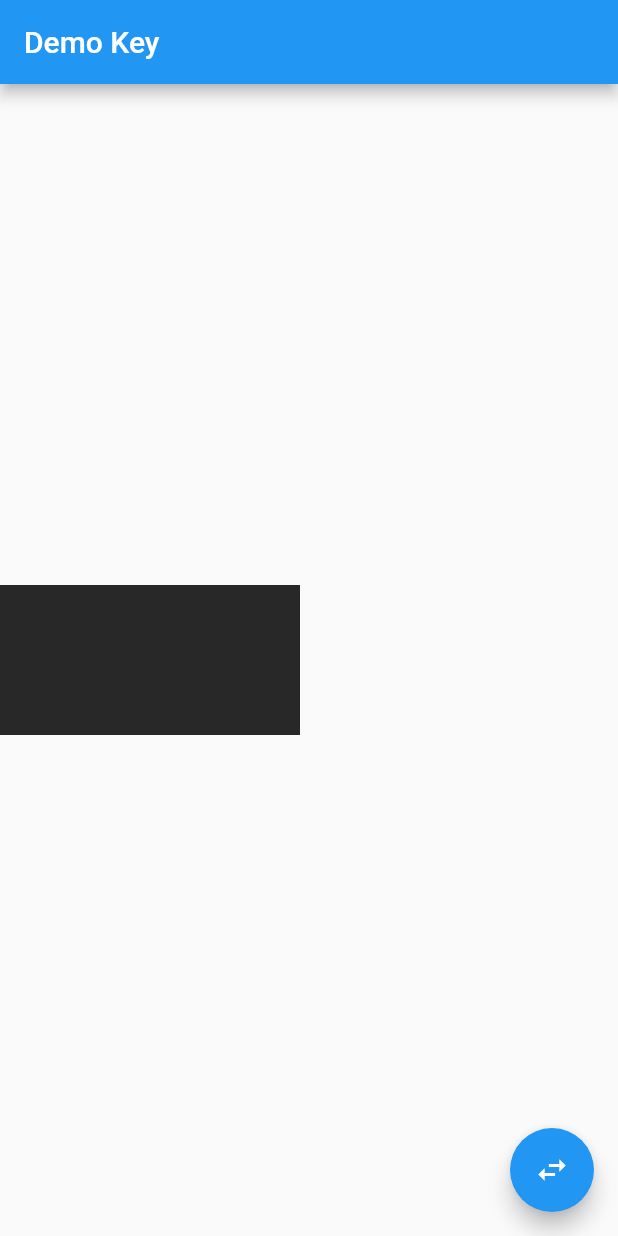
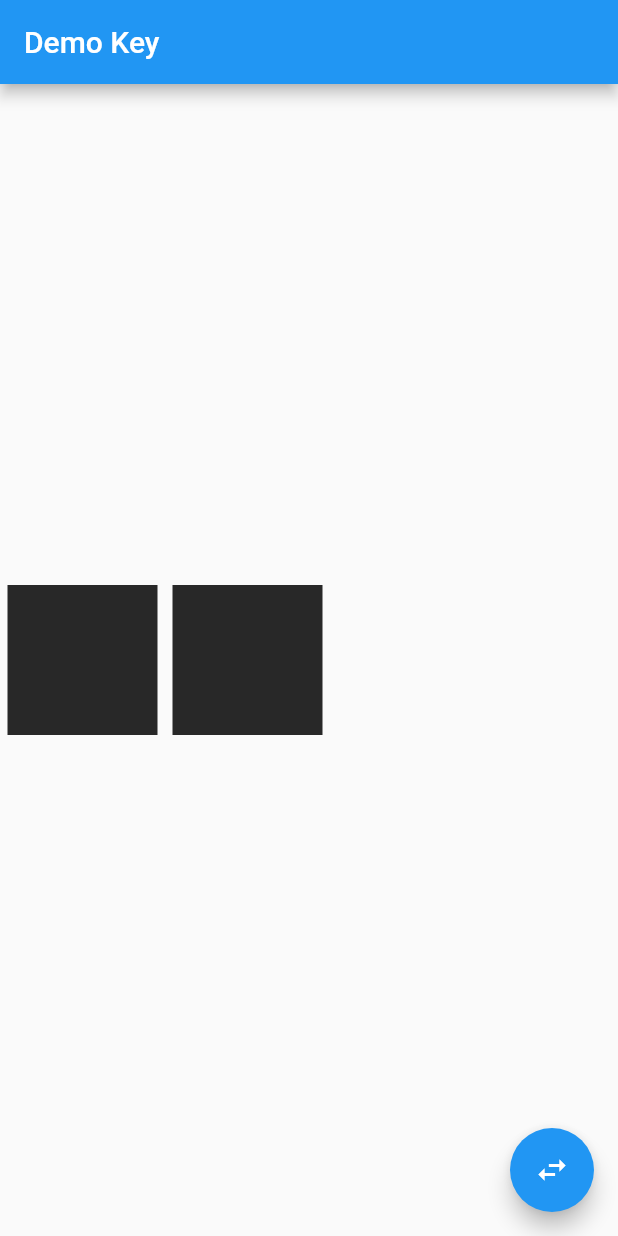
Before and after one commit to phamtanphat/flutter_provider19022022, a Flutter app: the screen it shows after launch, on a phone screen of 412 x 824 dp. Run offline on Flutter 3.47's test engine with Material 2 defaults, Android fonts, the phone set to English and light mode, and no system bars.

Commit message:
globalkey

```diff
--- a/lib/demo_provider_basic.dart
+++ b/lib/demo_provider_basic.dart
@@ -9,7 +9,11 @@ class DemoBasicProvider extends StatefulWidget {
 }
 
 class _DemoBasicProviderState extends State<DemoBasicProvider> {
-  List<Widget> listWidget = [ColorWidget(key: Key("1"),),ColorWidget(key: Key("2"),)];
+
+  List<Widget> listWidget = [
+    Padding(padding: EdgeInsets.all(5) , child: ColorWidget(key: GlobalKey(),)),
+    Padding(padding: EdgeInsets.all(5) , child: ColorWidget(key: GlobalKey(),)),
+  ];
 
   void swapColor(){
     setState(() {
@@ -39,6 +43,12 @@ class _DemoBasicProviderState extends State<DemoBasicProvider> {
       ),
     );
   }
+  @override
+  void dispose() {
+    // TODO: implement dispose
+    super.dispose();
+
+  }
 }
 
 class ColorWidget extends StatefulWidget {
```
